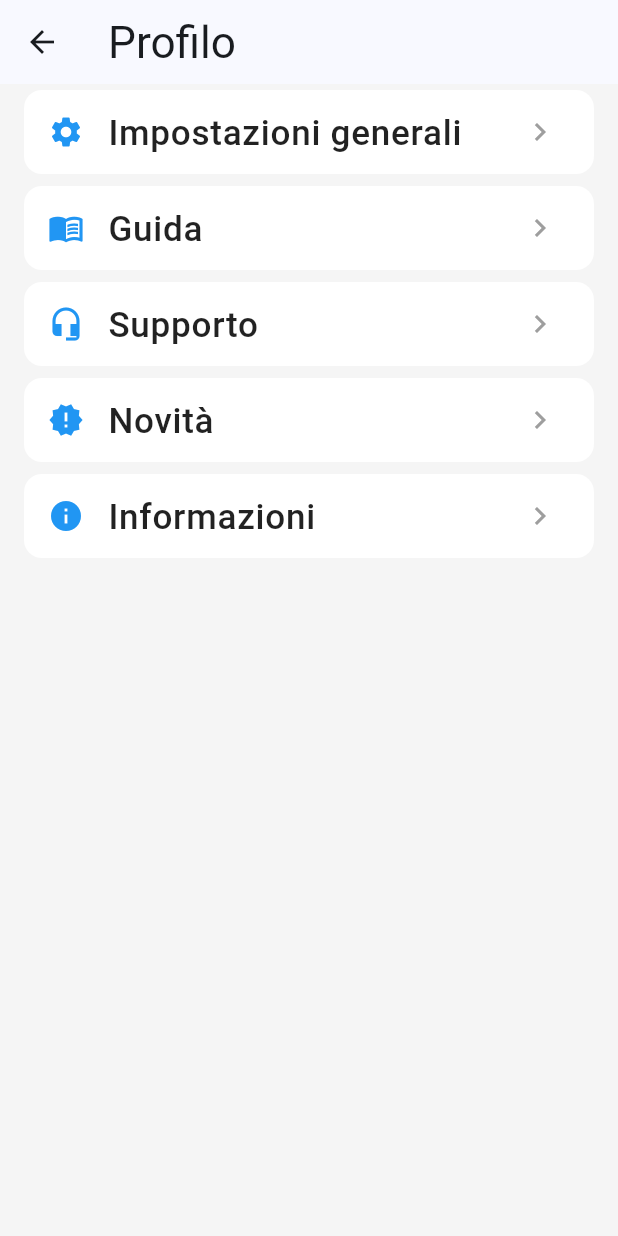
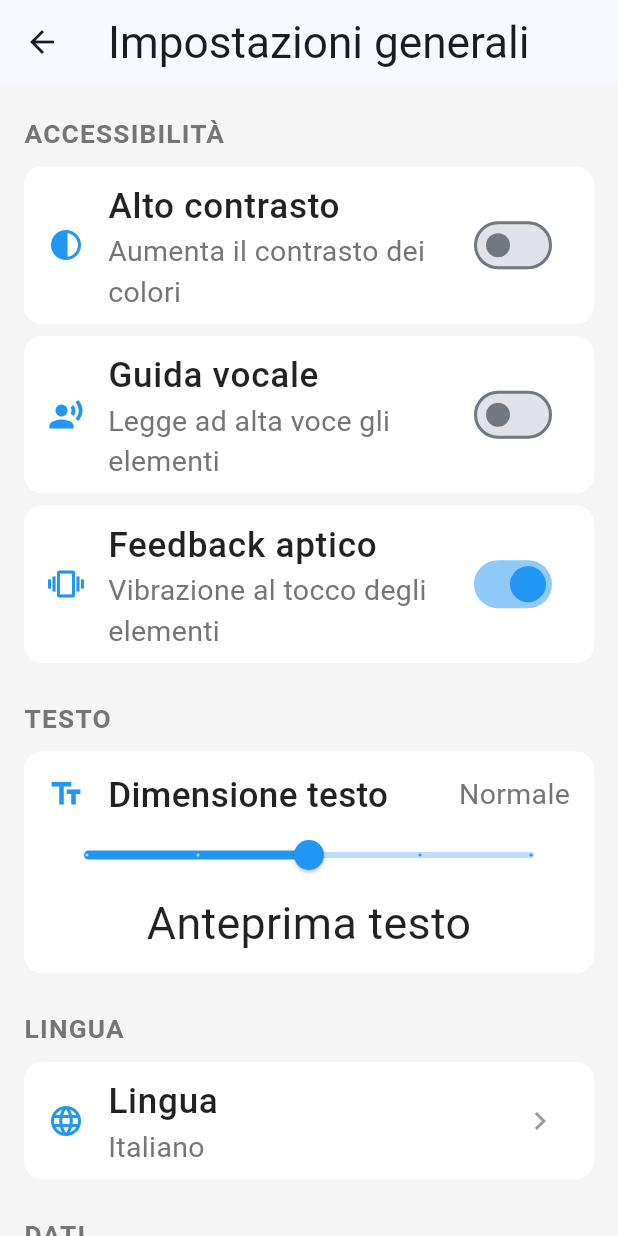
Before and after one commit to Waide17/VisionAID, a Flutter app: the ProfilePage screen opened directly, after a tap on "Impostazioni generali", on a phone screen of 412 x 824 dp. Run offline on Flutter 3.47's test engine with Material 3 defaults, Android fonts, the phone set to English and light mode, and no system bars; our stand-ins replace device_preview, flutter_tts, image_picker, shared_preferences; accounts and stored records are empty.

Commit message:
pagina impostazioni generali

```diff
--- a/main_app/lib/pages/profile_page.dart
+++ b/main_app/lib/pages/profile_page.dart
@@ -6,6 +6,7 @@ import 'package:main_app/profile_pages/news.dart';
 import 'package:main_app/profile_pages/information.dart';
 import 'package:main_app/profile_pages/guide.dart';
 import 'package:main_app/profile_pages/support.dart';
+import 'package:main_app/profile_pages/general_sett.dart';
 
 class ProfilePage extends StatelessWidget {
   const ProfilePage({super.key});
@@ -33,7 +34,10 @@ class ProfilePage extends StatelessWidget {
             onTap: () {
               accessibilityProvider.triggerHapticFeedback();
               accessibilityProvider.speak('Impostazioni generali');
-              // TODO: Naviga alla pagina impostazioni generali
+              Navigator.push(
+                context,
+                MaterialPageRoute(builder: (context) => const ImpostazioniGeneraliScreen())
+              );
             },
           ),
           _buildMenuItem(
--- /dev/null
+++ b/main_app/lib/profile_pages/general_sett.dart
@@ -0,0 +1,407 @@
+import 'package:flutter/material.dart';
+import 'package:provider/provider.dart';
+import 'package:main_app/pages/accessibility_provider.dart';
+
+class ImpostazioniGeneraliScreen extends StatelessWidget {
+  const ImpostazioniGeneraliScreen({super.key});
+
+  @override
+  Widget build(BuildContext context) {
+    final ap = Provider.of<AccessibilityProvider>(context);
+
+    return Scaffold(
+      appBar: AppBar(
+        title: Semantics(
+          header: true,
+          child: const Text('Impostazioni generali'),
+        ),
+        backgroundColor: ap.highContrast ? Colors.black : null,
+        foregroundColor: ap.highContrast ? Colors.white : null,
+      ),
+      backgroundColor: ap.highContrast ? Colors.black : Colors.grey[100],
+      body: ListView(
+        children: [
+          // ── Accessibilità ──────────────────────────────────────
+          _buildSectionHeader(context, 'Accessibilità'),
+
+          _buildSwitchItem(
+            context,
+            icon: Icons.contrast,
+            title: 'Alto contrasto',
+            subtitle: 'Aumenta il contrasto dei colori',
+            semanticLabel:
+                'Alto contrasto, interruttore, ${ap.highContrast ? "attivo" : "disattivo"}. Tocca per cambiare.',
+            value: ap.highContrast,
+            onChanged: (val) {
+              ap.triggerHapticFeedback();
+              ap.setHighContrast(val);
+              ap.speak(val ? 'Alto contrasto attivato' : 'Alto contrasto disattivato');
+            },
+          ),
+
+          _buildSwitchItem(
+            context,
+            icon: Icons.record_voice_over,
+            title: 'Guida vocale',
+            subtitle: 'Legge ad alta voce gli elementi',
+            semanticLabel:
+                'Guida vocale, interruttore, ${ap.voiceGuidance ? "attiva" : "disattiva"}. Tocca per cambiare.',
+            value: ap.voiceGuidance,
+            onChanged: (val) {
+              ap.triggerHapticFeedback();
+              ap.setVoiceGuidance(val);
+            },
+          ),
+
+          _buildSwitchItem(
+            context,
+            icon: Icons.vibration,
+            title: 'Feedback aptico',
+            subtitle: 'Vibrazione al tocco degli elementi',
+            semanticLabel:
+                'Feedback aptico, interruttore, ${ap.hapticFeedback ? "attivo" : "disattivo"}. Tocca per cambiare.',
+            value: ap.hapticFeedback,
+            onChanged: (val) {
+              ap.setHapticFeedback(val);
+              ap.speak(val ? 'Feedback aptico attivato' : 'Feedback aptico disattivato');
+            },
+          ),
+
+          // ── Testo ──────────────────────────────────────────────
+          _buildSectionHeader(context, 'Testo'),
+
+          _buildSliderItem(
+            context,
+            icon: Icons.text_fields,
+            title: 'Dimensione testo',
+            semanticLabel:
+                'Dimensione testo, dispositivo di scorrimento. Valore corrente: livello ${ap.textSize.round()} su 5.',
+            value: ap.textSize,
+            min: 1.0,
+            max: 5.0,
+            divisions: 4,
+            onChanged: (val) => ap.setTextSize(val),
+            onChangeEnd: (val) {
+              ap.triggerHapticFeedback();
+              ap.speak('Dimensione testo impostata al livello ${val.round()}');
+            },
+          ),
+
+          // ── Lingua ─────────────────────────────────────────────
+          _buildSectionHeader(context, 'Lingua'),
+
+          _buildMenuItem(
+            context,
+            icon: Icons.language,
+            title: 'Lingua',
+            subtitle: 'Italiano',
+            semanticLabel:
+                'Lingua, attualmente impostata su Italiano. Tocca per cambiare.',
+            onTap: () {
+              ap.triggerHapticFeedback();
+              ap.speak('Selezione lingua');
+              // TODO: apri selezione lingua
+            },
+          ),
+
+          // ── Dati ───────────────────────────────────────────────
+          _buildSectionHeader(context, 'Dati'),
+
+          _buildMenuItem(
+            context,
+            icon: Icons.delete_outline,
+            title: 'Cancella dati locali',
+            subtitle: 'Rimuovi tutti i dati salvati sul dispositivo',
+            semanticLabel:
+                'Cancella dati locali. Attenzione: azione irreversibile. Tocca per procedere.',
+            isDestructive: true,
+            onTap: () {
+              ap.triggerHapticFeedback();
+              ap.speak('Cancella dati locali');
+              _showConfirmDialog(context, ap);
+            },
+          ),
+
+          const SizedBox(height: 24),
+        ],
+      ),
+    );
+  }
+
+  // ── Builders ───────────────────────────────────────────────────
+
+  Widget _buildSectionHeader(BuildContext context, String title) {
+    final ap = Provider.of<AccessibilityProvider>(context);
+    return Semantics(
+      header: true,
+      child: Padding(
+        padding: const EdgeInsets.fromLTRB(16, 20, 16, 6),
+        child: Text(
+          title.toUpperCase(),
+          style: TextStyle(
+            fontSize: 12,
+            fontWeight: FontWeight.w600,
+            letterSpacing: 0.8,
+            color: ap.highContrast ? Colors.white70 : Colors.grey[600],
+          ),
+        ),
+      ),
+    );
+  }
+
+  Widget _buildSwitchItem(
+    BuildContext context, {
+    required IconData icon,
+    required String title,
+    required String semanticLabel,
+    String? subtitle,
+    required bool value,
+    required ValueChanged<bool> onChanged,
+  }) {
+    final ap = Provider.of<AccessibilityProvider>(context);
+
+    return Semantics(
+      label: semanticLabel,
+      excludeSemantics: true, // evita duplicazione con il SwitchListTile interno
+      child: Container(
+        margin: const EdgeInsets.symmetric(horizontal: 16, vertical: 4),
+        decoration: BoxDecoration(
+          color: ap.highContrast ? Colors.grey[900] : Colors.white,
+          borderRadius: BorderRadius.circular(12),
+          border: ap.highContrast
+              ? Border.all(color: Colors.white, width: 1)
+              : null,
+        ),
+        child: SwitchListTile(
+          secondary: Icon(
+            icon,
+            color: ap.highContrast ? Colors.white : Colors.blue,
+          ),
+          title: Text(
+            title,
+            style: TextStyle(
+              fontSize: 16,
+              fontWeight: FontWeight.w500,
+              color: ap.highContrast ? Colors.white : Colors.black87,
+            ),
+          ),
+          subtitle: subtitle != null
+              ? Text(
+                  subtitle,
+                  style: TextStyle(
+                    fontSize: 13,
+                    color: ap.highContrast ? Colors.white70 : Colors.grey[600],
+                  ),
+                )
+              : null,
+          value: value,
+          onChanged: onChanged,
+          activeColor: ap.highContrast ? Colors.white : Colors.blue,
+        ),
+      ),
+    );
+  }
+
+  Widget _buildSliderItem(
+    BuildContext context, {
+    required IconData icon,
+    required String title,
+    required String semanticLabel,
+    required double value,
+    required double min,
+    required double max,
+    required int divisions,
+    required ValueChanged<double> onChanged,
+    ValueChanged<double>? onChangeEnd,
+  }) {
+    final ap = Provider.of<AccessibilityProvider>(context);
+
+    // Etichette descrittive per ogni livello
+    const sizeLabels = {1: 'Molto piccolo', 2: 'Piccolo', 3: 'Normale', 4: 'Grande', 5: 'Molto grande'};
+    final currentLabel = sizeLabels[value.round()] ?? 'Normale';
+
+    return Container(
+      margin: const EdgeInsets.symmetric(horizontal: 16, vertical: 4),
+      decoration: BoxDecoration(
+        color: ap.highContrast ? Colors.grey[900] : Colors.white,
+        borderRadius: BorderRadius.circular(12),
+        border: ap.highContrast ? Border.all(color: Colors.white, width: 1) : null,
+      ),
+      child: Padding(
+        padding: const EdgeInsets.symmetric(horizontal: 16, vertical: 12),
+        child: Column(
+          crossAxisAlignment: CrossAxisAlignment.start,
+          children: [
+            Row(
+              children: [
+                Icon(icon, color: ap.highContrast ? Colors.white : Colors.blue),
+                const SizedBox(width: 16),
+                Expanded(
+                  child: Text(
+                    title,
+                    style: TextStyle(
+                      fontSize: 16,
+                      fontWeight: FontWeight.w500,
+                      color: ap.highContrast ? Colors.white : Colors.black87,
+                    ),
+                  ),
+                ),
+                Semantics(
+                  label: 'Valore corrente: $currentLabel',
+                  child: Text(
+                    currentLabel,
+                    style: TextStyle(
+                      fontSize: 13,
+                      color: ap.highContrast ? Colors.white70 : Colors.grey[600],
+                    ),
+                  ),
+                ),
+              ],
+            ),
+            Semantics(
+              slider: true,
+              label: semanticLabel,
+              value: currentLabel,
+              child: Slider(
+                value: value,
+                min: min,
+                max: max,
+                divisions: divisions,
+                onChanged: onChanged,
+                onChangeEnd: onChangeEnd,
+                activeColor: ap.highContrast ? Colors.white : Colors.blue,
+                inactiveColor: ap.highContrast ? Colors.white30 : Colors.blue[100],
+              ),
+            ),
+            // Anteprime della dimensione del testo
+            Semantics(
+              label: 'Anteprima del testo con la dimensione selezionata',
+              child: Center(
+                child: Text(
+                  'Anteprima testo',
+                  style: TextStyle(
+                    fontSize: 14 * ap.textScaleFactor,
+                    color: ap.highContrast ? Colors.white : Colors.black87,
+                  ),
+                ),
+              ),
+            ),
+          ],
+        ),
+      ),
+    );
+  }
+
+  Widget _buildMenuItem(
+    BuildContext context, {
+    required IconData icon,
+    required String title,
+    required String semanticLabel,
+    String? subtitle,
+    bool isDestructive = false,
+    required VoidCallback onTap,
+  }) {
+    final ap = Provider.of<AccessibilityProvider>(context);
+    final Color activeColor = isDestructive
+        ? Colors.red
+        : (ap.highContrast ? Colors.white : Colors.blue);
+
+    return Semantics(
+      label: semanticLabel,
+      button: true,
+      child: Container(
+        margin: const EdgeInsets.symmetric(horizontal: 16, vertical: 4),
+        decoration: BoxDecoration(
+          color: ap.highContrast ? Colors.grey[900] : Colors.white,
+          borderRadius: BorderRadius.circular(12),
+          border: ap.highContrast
+              ? Border.all(color: Colors.white, width: 1)
+              : null,
+        ),
+        child: ListTile(
+          leading: Icon(icon, color: activeColor),
+          title: Text(
+            title,
+            style: TextStyle(
+              fontSize: 16,
+              fontWeight: FontWeight.w500,
+              color: isDestructive
+                  ? Colors.red
+                  : (ap.highContrast ? Colors.white : Colors.black87),
+            ),
+          ),
+          subtitle: subtitle != null
+              ? Text(
+                  subtitle,
+                  style: TextStyle(
+                    fontSize: 13,
+                    color: ap.highContrast ? Colors.white70 : Colors.grey[600],
+                  ),
+                )
+              : null,
+          trailing: Icon(
+            Icons.chevron_right,
+            color: ap.highContrast ? Colors.white : Colors.grey,
+          ),
+          onTap: onTap,
+        ),
+      ),
+    );
+  }
+
+  void _showConfirmDialog(BuildContext context, AccessibilityProvider ap) {
+    showDialog(
+      context: context,
+      builder: (ctx) => Semantics(
+        label: 'Finestra di dialogo: conferma eliminazione dati locali',
+        child: AlertDialog(
+          backgroundColor: ap.highContrast ? Colors.grey[900] : Colors.white,
+          title: Text(
+            'Cancella dati locali',
+            style: TextStyle(
+                color: ap.highContrast ? Colors.white : Colors.black87),
+          ),
+          content: Text(
+            'Sei sicuro di voler eliminare tutti i dati salvati sul dispositivo? Questa azione è irreversibile.',
+            style: TextStyle(
+                color: ap.highContrast ? Colors.white70 : Colors.black54),
+          ),
+          actions: [
+            Semantics(
+              label: 'Annulla: chiudi senza eliminare i dati',
+              button: true,
+              child: TextButton(
+                onPressed: () {
+                  ap.triggerHapticFeedback();
+                  Navigator.pop(ctx);
+                  ap.speak('Operazione annullata');
+                },
+                child: Text(
+                  'Annulla',
+                  style: TextStyle(
+                      color: ap.highContrast ? Colors.white : Colors.blue),
+                ),
+              ),
+            ),
+            Semantics(
+              label: 'Elimina: conferma e cancella tutti i dati locali',
+              button: true,
+              child: TextButton(
+                onPressed: () {
+                  ap.triggerHapticFeedback();
+                  Navigator.pop(ctx);
+                  ap.speak('Dati locali eliminati');
+                  // TODO: implementa cancellazione dati
+                },
+                child: const Text(
+                  'Elimina',
+                  style: TextStyle(color: Colors.red),
+                ),
+              ),
+            ),
+          ],
+        ),
+      ),
+    );
+  }
+}
--- a/main_app/lib/profile_pages/support.dart
+++ b/main_app/lib/profile_pages/support.dart
@@ -247,12 +247,6 @@ class _SupportState extends State<Support> {
               ),
               const SizedBox(height: 16),
 
-              // Screenshot
-              _buildLabel('Screenshot (opzionale)', hc),
-              const SizedBox(height: 6),
-              _buildScreenshotPicker(hc, acc),
-              const SizedBox(height: 32),
-
               // Bottone invio
               SizedBox(
                 width: double.infinity,
@@ -383,79 +377,6 @@ class _SupportState extends State<Support> {
       onChanged: (v) => setState(() => _selectedCategory = v),
     );
   }
-
-  Widget _buildScreenshotPicker(bool hc, AccessibilityProvider acc) {
-    if (_screenshot != null) {
-      return Stack(
-        children: [
-          ClipRRect(
-            borderRadius: BorderRadius.circular(10),
-            child: Image.file(
-              _screenshot!,
-              height: 160,
-              width: double.infinity,
-              fit: BoxFit.cover,
-            ),
-          ),
-          Positioned(
-            top: 6,
-            right: 6,
-            child: GestureDetector(
-              onTap: () {
-                acc.triggerHapticFeedback();
-                _removeScreenshot();
-              },
-              child: Container(
-                decoration: const BoxDecoration(
-                  color: Colors.black54,
-                  shape: BoxShape.circle,
-                ),
-                padding: const EdgeInsets.all(4),
-                child: const Icon(Icons.close, color: Colors.white, size: 18),
-              ),
-            ),
-          ),
-        ],
-      );
-    }
-
-    return GestureDetector(
-      onTap: () {
-        acc.triggerHapticFeedback();
-        _pickScreenshot();
-      },
-      child: Container(
-        height: 100,
-        decoration: BoxDecoration(
-          color: hc ? Colors.grey[900] : Colors.white,
-          borderRadius: BorderRadius.circular(10),
-          border: Border.all(
-            color: hc ? Colors.white30 : Colors.grey[300]!,
-            style: BorderStyle.solid,
-          ),
-        ),
-        child: Center(
-          child: Column(
-            mainAxisAlignment: MainAxisAlignment.center,
-            children: [
-              Icon(
-                Icons.add_photo_alternate_outlined,
-                size: 32,
-                color: hc ? Colors.white54 : Colors.blue[300],
-              ),
-              const SizedBox(height: 6),
-              Text(
-                'Tocca per aggiungere uno screenshot',
-                style: TextStyle(
-                  color: hc ? Colors.white38 : Colors.black38,
-                ),
-              ),
-            ],
-          ),
-        ),
-      ),
-    );
-  }
 }
 
 class _SectionHeader extends StatelessWidget {
```
Also changed, not shown: main_app/pubspec.lock.
